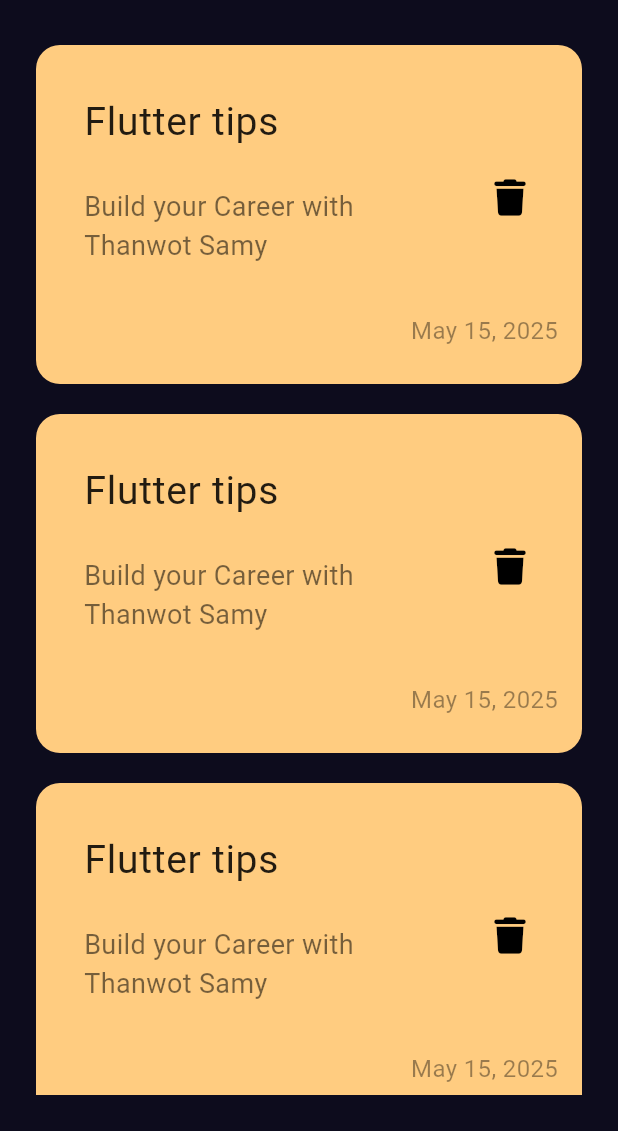
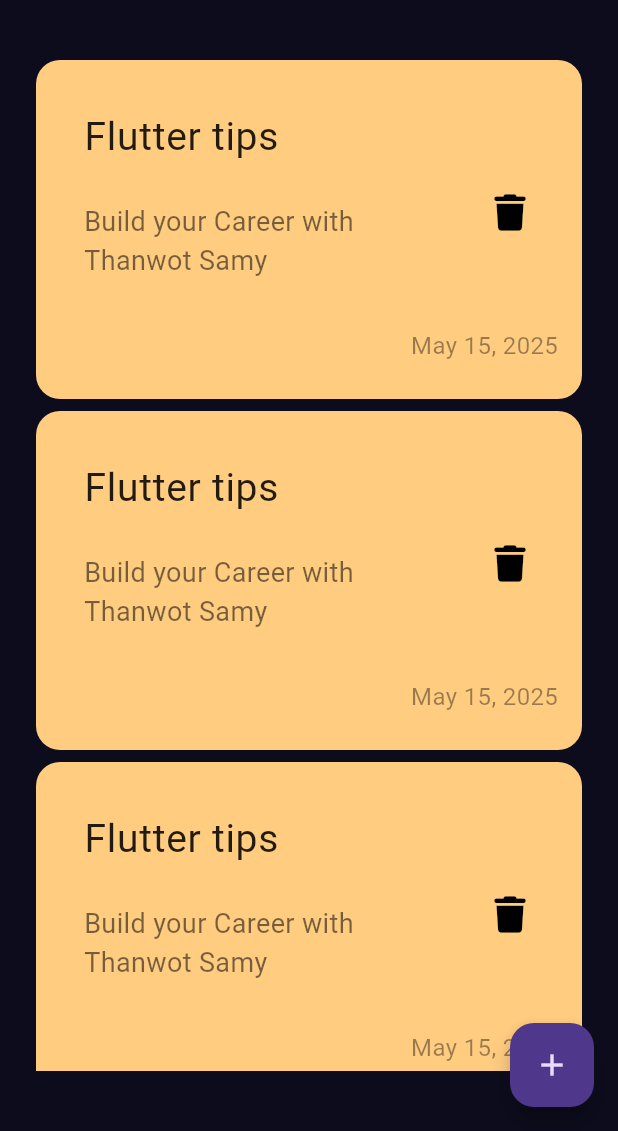
Before and after one commit to AhmedRabea4458/notes_app1, a Flutter app: the screen it shows after launch, on a phone screen of 412 x 824 dp, the part 105-1236 px from its top. Run offline on Flutter 3.47's test engine with Material 3 defaults, Android fonts, the phone set to English and light mode, and no system bars; our stand-ins replace font_awesome_flutter.

```diff
--- a/lib/Views/Notes_View.dart
+++ b/lib/Views/Notes_View.dart
@@ -1,12 +1,22 @@
 import 'package:flutter/material.dart';
 import 'package:untitled2/Views/Widgets/Notes_view_body.dart';
+import 'package:untitled2/Views/Widgets/add_note_bottom_sheet.dart';
 class NotesView extends StatelessWidget {
   const NotesView({super.key});
 
   @override
   Widget build(BuildContext context) {
     return  Scaffold(
-      body:  NotesViewBody(),
+      floatingActionButton: FloatingActionButton(onPressed: (){
+        showModalBottomSheet(context: context, builder: (context)
+        {
+          return const AddNoteBottomSheet();
+        }
+
+        );
+
+      },child:const Icon(Icons.add),),
+      body: const NotesViewBody(),
 
 
     );
--- /dev/null
+++ b/lib/Views/Widgets/Notes_list_view.dart
@@ -0,0 +1,23 @@
+import 'package:flutter/material.dart';
+
+import 'Custom_note_item.dart';
+class NotesListView extends StatelessWidget {
+  const NotesListView({super.key});
+
+  @override
+  Widget build(BuildContext context) {
+    return Padding(
+      padding: const EdgeInsets.symmetric(vertical: 16),
+      child: ListView.builder(
+        padding: EdgeInsets.zero,
+          itemBuilder: (context,index)
+          {
+            return Padding(
+              padding: const EdgeInsets.symmetric(vertical: 4),
+              child: NoteItem(),
+            );
+          }
+      ),
+    );
+  }
+}
--- a/lib/Views/Widgets/Notes_view_body.dart
+++ b/lib/Views/Widgets/Notes_view_body.dart
@@ -1,6 +1,7 @@
 import 'package:flutter/material.dart';
 import 'Custom_app_bar.dart';
 import 'Custom_note_item.dart';
+import 'Notes_list_view.dart';
 
 class NotesViewBody extends StatelessWidget {
   const NotesViewBody ({super.key});
@@ -25,20 +26,3 @@ class NotesViewBody extends StatelessWidget {
     );
   }
 }
-
-class NotesListView extends StatelessWidget {
-  const NotesListView({super.key});
-
-  @override
-  Widget build(BuildContext context) {
-    return ListView.builder(
-        itemBuilder: (context,index)
-        {
-          return Padding(
-            padding: const EdgeInsets.symmetric(vertical: 10),
-            child: NoteItem(),
-          );
-        }
-    );
-  }
-}
```
Also changed, not shown: lib/Views/Widgets/add_note_bottom_sheet.dart (added, +9 -0 lines).
